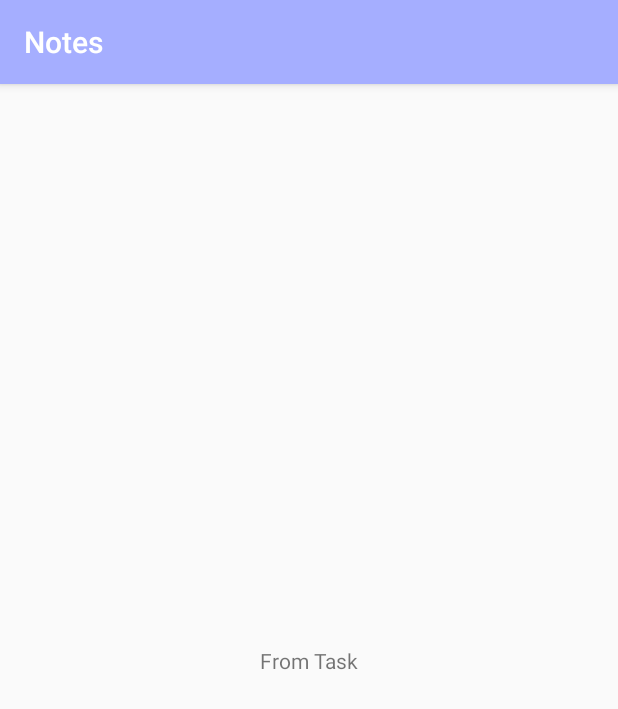
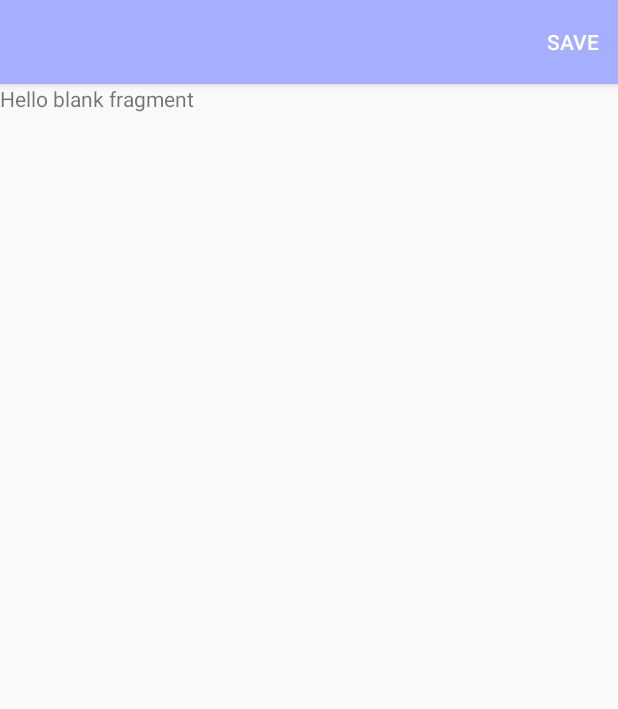
Before and after one commit to nirajkulal/notes, an Android app: the screen it shows after launch (CreateActivity), after a tap on "Add New Note", on a phone screen of 412 x 824 dp. Shown: the top 709 px of the screen. Run offline under Robolectric (Android 15) with nearby library versions, the phone set to English and light mode, and no system bars; libraries missing offline, so code that uses them is left out: toothpick.config; 3 statements that could not run were skipped.

Commit message:
Fragments Created

```diff
--- a/udemyCode/app/src/main/java/course/intermediate/notes/create/CreateActivity.kt
+++ b/udemyCode/app/src/main/java/course/intermediate/notes/create/CreateActivity.kt
@@ -1,23 +1,46 @@
 package course.intermediate.notes.create
 
 import android.os.Bundle
+import android.view.Menu
+import android.view.MenuItem
+import android.widget.Toast
 import androidx.appcompat.app.AppCompatActivity
+import androidx.fragment.app.Fragment
 import course.intermediate.notes.R
 import course.intermediate.notes.navigation.NavigationActivity.Companion.FRAGMENT_TYPE_KEY
 import course.intermediate.notes.navigation.NavigationActivity.Companion.FRAGMENT_VALUE_NOTE
-import kotlinx.android.synthetic.main.activity_main.*
+import course.intermediate.notes.navigation.NavigationActivity.Companion.FRAGMENT_VALUE_TASK
 
 class CreateActivity : AppCompatActivity() {
     override fun onCreate(savedInstanceState: Bundle?) {
         super.onCreate(savedInstanceState)
         setContentView(R.layout.activity_main)
 
+        supportActionBar?.title = ""
+
         intent?.extras?.get(FRAGMENT_TYPE_KEY).run {
-            textView.text = if (this == FRAGMENT_VALUE_NOTE) {
-                "From Note"
-            } else {
-                "From Task"
+            if (this == FRAGMENT_VALUE_NOTE) {
+                createFragment(CreateNotesFragment.newInstance())
+            } else if (this == FRAGMENT_VALUE_TASK) {
+                createFragment(CreateTaskFragment.newInstance())
             }
         }
     }
+
+    override fun onCreateOptionsMenu(menu: Menu?): Boolean {
+        menuInflater.inflate(R.menu.menu_save, menu)
+        return true
+    }
+
+    override fun onOptionsItemSelected(item: MenuItem?): Boolean {
+        when (item?.itemId) {
+            R.id.saveItem -> Toast.makeText(this, "Saved", Toast.LENGTH_SHORT).show()
+        }
+        return super.onOptionsItemSelected(item)
+    }
+
+    fun createFragment(fragment: Fragment) {
+        supportFragmentManager.beginTransaction().replace(R.id.container, fragment).commit()
+    }
+
 }
--- /dev/null
+++ b/udemyCode/app/src/main/java/course/intermediate/notes/create/CreateTaskFragment.kt
@@ -0,0 +1,30 @@
+package course.intermediate.notes.create
+
+import android.os.Bundle
+import android.view.LayoutInflater
+import android.view.View
+import android.view.ViewGroup
+import androidx.fragment.app.Fragment
+import course.intermediate.notes.R
+
+
+class CreateTaskFragment : Fragment() {
+
+    override fun onCreate(savedInstanceState: Bundle?) {
+        super.onCreate(savedInstanceState)
+    }
+
+    override fun onCreateView(
+        inflater: LayoutInflater, container: ViewGroup?,
+        savedInstanceState: Bundle?
+    ): View? {
+        // Inflate the layout for this fragment
+        return inflater.inflate(R.layout.fragment_create_task, container, false)
+    }
+
+    companion object {
+        fun newInstance() =
+            CreateTaskFragment()
+
+    }
+}
--- a/udemyCode/app/src/main/res/layout/activity_main.xml
+++ b/udemyCode/app/src/main/res/layout/activity_main.xml
@@ -6,13 +6,14 @@
     android:layout_height="match_parent"
     tools:context=".create.CreateActivity">
 
-    <TextView
-        android:id="@+id/textView"
-        app:layout_constraintTop_toTopOf="parent"
+
+    <FrameLayout
+        android:id="@+id/container"
+        android:layout_width="match_parent"
+        android:layout_height="match_parent"
+        app:layout_constraintBottom_toBottomOf="parent"
         app:layout_constraintEnd_toEndOf="parent"
         app:layout_constraintStart_toStartOf="parent"
-        app:layout_constraintBottom_toBottomOf="parent"
-        android:layout_width="wrap_content"
-        android:layout_height="wrap_content"/>
+        app:layout_constraintTop_toTopOf="parent" />
 
 </androidx.constraintlayout.widget.ConstraintLayout>
--- /dev/null
+++ b/udemyCode/app/src/main/res/layout/fragment_create_task.xml
@@ -0,0 +1,14 @@
+<?xml version="1.0" encoding="utf-8"?>
+<FrameLayout xmlns:android="http://schemas.android.com/apk/res/android"
+    xmlns:tools="http://schemas.android.com/tools"
+    android:layout_width="match_parent"
+    android:layout_height="match_parent"
+    tools:context=".create.CreateTaskFragment">
+
+    <!-- TODO: Update blank fragment layout -->
+    <TextView
+        android:layout_width="match_parent"
+        android:layout_height="match_parent"
+        android:text="@string/hello_blank_fragment" />
+
+</FrameLayout>
--- /dev/null
+++ b/udemyCode/app/src/main/res/menu/menu_save.xml
@@ -0,0 +1,9 @@
+<?xml version="1.0" encoding="utf-8"?>
+<menu xmlns:android="http://schemas.android.com/apk/res/android"
+    xmlns:app="http://schemas.android.com/apk/res-auto">
+    <item
+        android:id="@+id/saveItem"
+        android:iconTint="@color/black"
+        android:title="@string/title_save"
+        app:showAsAction="always" />
+</menu>
--- a/udemyCode/app/src/main/res/values/strings.xml
+++ b/udemyCode/app/src/main/res/values/strings.xml
@@ -11,4 +11,6 @@
     <!-- TODO: Remove or change this placeholder text -->
     <string name="hello_blank_fragment">Hello blank fragment</string>
     <string name="add_button_text">Add New Note</string>
+
+    <string name="title_save">Save</string>
 </resources>
```
Also changed, not shown: udemyCode/app/src/main/java/course/intermediate/notes/create/CreateNotesFragment.kt (added, +30 -0 lines), udemyCode/app/src/main/res/layout/fragment_create_notes.xml (added, +14 -0 lines).
